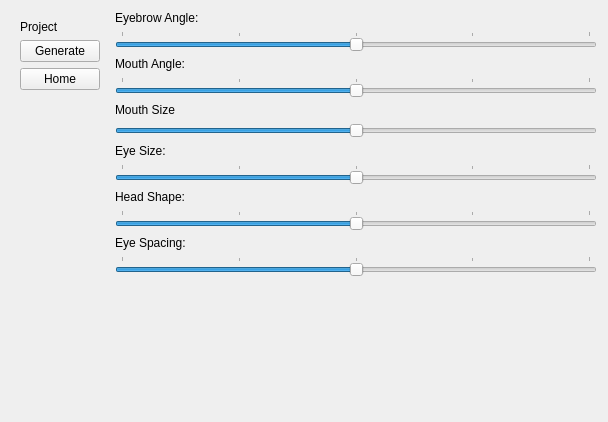
Qt form resources/widget/ChernoffFaceWidget/widget.ui (pemj/MayaPy) before a commit.
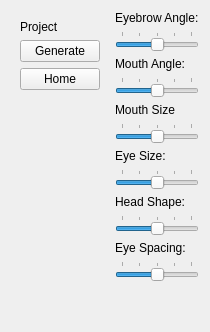
The same form after that commit.

Commit message: Making the UI more nice to interact with.

```diff
--- a/resources/widget/ChernoffFaceWidget/widget.ui
+++ b/resources/widget/ChernoffFaceWidget/widget.ui
@@ -6,8 +6,8 @@
    <rect>
     <x>0</x>
     <y>0</y>
-    <width>608</width>
-    <height>422</height>
+    <width>205</width>
+    <height>332</height>
    </rect>
   </property>
   <property name="windowTitle">
@@ -129,6 +129,12 @@
      </item>
      <item>
       <widget class="QSlider" name="mouthSizeSlider">
+       <property name="enabled">
+        <bool>true</bool>
+       </property>
+       <property name="cursor">
+        <cursorShape>ArrowCursor</cursorShape>
+       </property>
        <property name="minimum">
         <number>-100</number>
        </property>
@@ -138,6 +144,18 @@
        <property name="orientation">
         <enum>Qt::Horizontal</enum>
        </property>
+       <property name="invertedAppearance">
+        <bool>false</bool>
+       </property>
+       <property name="invertedControls">
+        <bool>false</bool>
+       </property>
+       <property name="tickPosition">
+        <enum>QSlider::TicksAbove</enum>
+       </property>
+       <property name="tickInterval">
+        <number>50</number>
+       </property>
       </widget>
      </item>
      <item>
@@ -251,6 +269,19 @@
      </item>
     </layout>
    </item>
+   <item row="0" column="2">
+    <spacer name="horizontalSpacer">
+     <property name="orientation">
+      <enum>Qt::Horizontal</enum>
+     </property>
+     <property name="sizeHint" stdset="0">
+      <size>
+       <width>40</width>
+       <height>20</height>
+      </size>
+     </property>
+    </spacer>
+   </item>
   </layout>
  </widget>
  <resources/>
```
Left out of the diff: 21 changed lines with no effect on the pictures. The commit also changes 1 other file.
